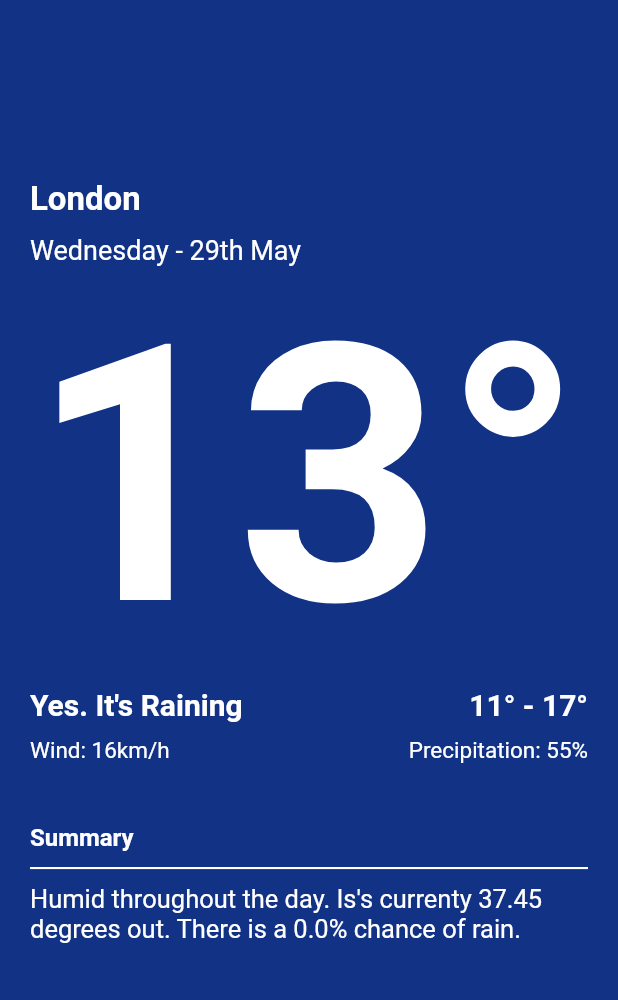
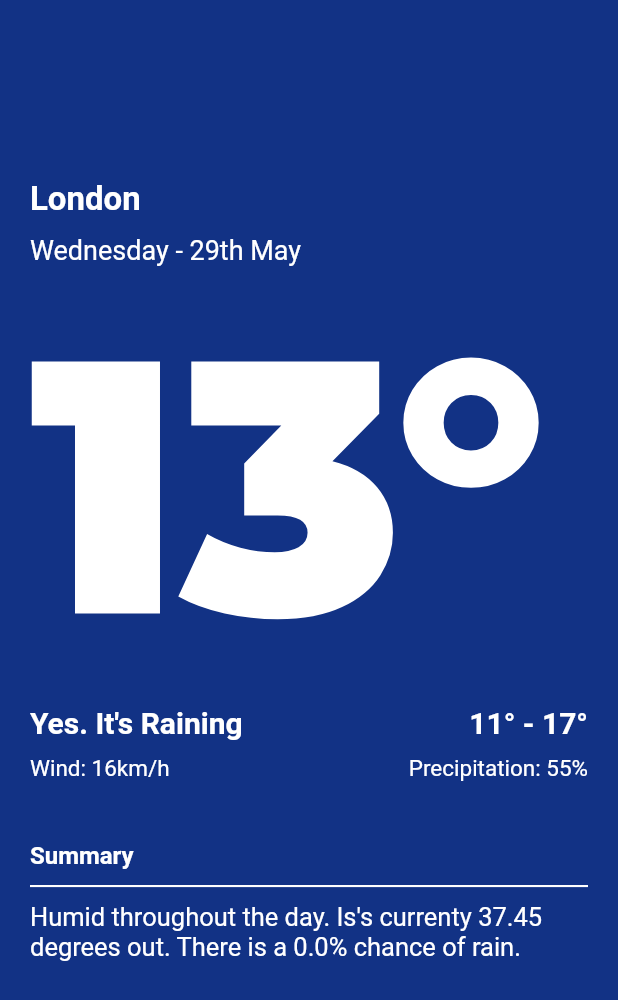
Before and after one commit to Trugamr/clima-flutter, a Flutter app: the screen it shows after launch, on a phone screen of 412 x 824 dp. Shown: the top 1000 px of the screen. Run offline on Flutter 3.47's test engine with Material 2 defaults, Android fonts, the phone set to English and light mode, and no system bars; our stand-ins replace geolocator; project files that could hold a hidden picture were left out.

Commit message:
added montserrat font

```diff
--- a/lib/screens/location_screen.dart
+++ b/lib/screens/location_screen.dart
@@ -43,13 +43,13 @@ class LocationScreen extends StatelessWidget {
                   fontSize: 18.0,
                 ),
               ),
-
               // current temp
               Text(
                 '13°',
                 style: TextStyle(
-                  fontWeight: FontWeight.bold,
+                  fontWeight: FontWeight.w800,
                   fontSize: 240.0,
+                  fontFamily: 'Montserrat',
                 ),
               ),
               // status & min - max temp
```
Also changed, not shown: pubspec.yaml (+22 -0 lines), fonts/Montserrat-Black.ttf (added), fonts/Montserrat-Bold.ttf (added), fonts/Montserrat-ExtraBold.ttf (added), fonts/Montserrat-ExtraLight.ttf (added), fonts/Montserrat-Light.ttf (added), fonts/Montserrat-Medium.ttf (added), fonts/Montserrat-Regular.ttf (added), fonts/Montserrat-SemiBold.ttf (added), fonts/Montserrat-Thin.ttf (added).
